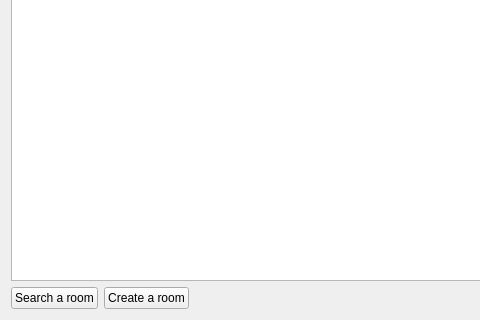
The window that client/src/MainPage.ui (cpp-park-vk-education/2023_1_C--) describes before a commit, drawn with Qt 5; both pictures show x 0 to 480 and y 160 to 480 of the 800 by 480 pixel window.
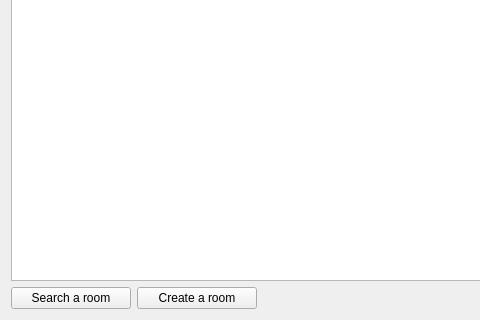
The same window after the commit.

```diff
--- a/client/src/MainPage.ui
+++ b/client/src/MainPage.ui
@@ -47,6 +47,12 @@
     <layout class="QHBoxLayout" name="horizontalLayout">
      <item>
       <widget class="QPushButton" name="searchButton">
+       <property name="minimumSize">
+        <size>
+         <width>120</width>
+         <height>0</height>
+        </size>
+       </property>
        <property name="text">
         <string>Search a room</string>
        </property>
@@ -54,6 +60,12 @@
      </item>
      <item>
       <widget class="QPushButton" name="createButton">
+       <property name="minimumSize">
+        <size>
+         <width>120</width>
+         <height>0</height>
+        </size>
+       </property>
        <property name="text">
         <string>Create a room</string>
        </property>
```
